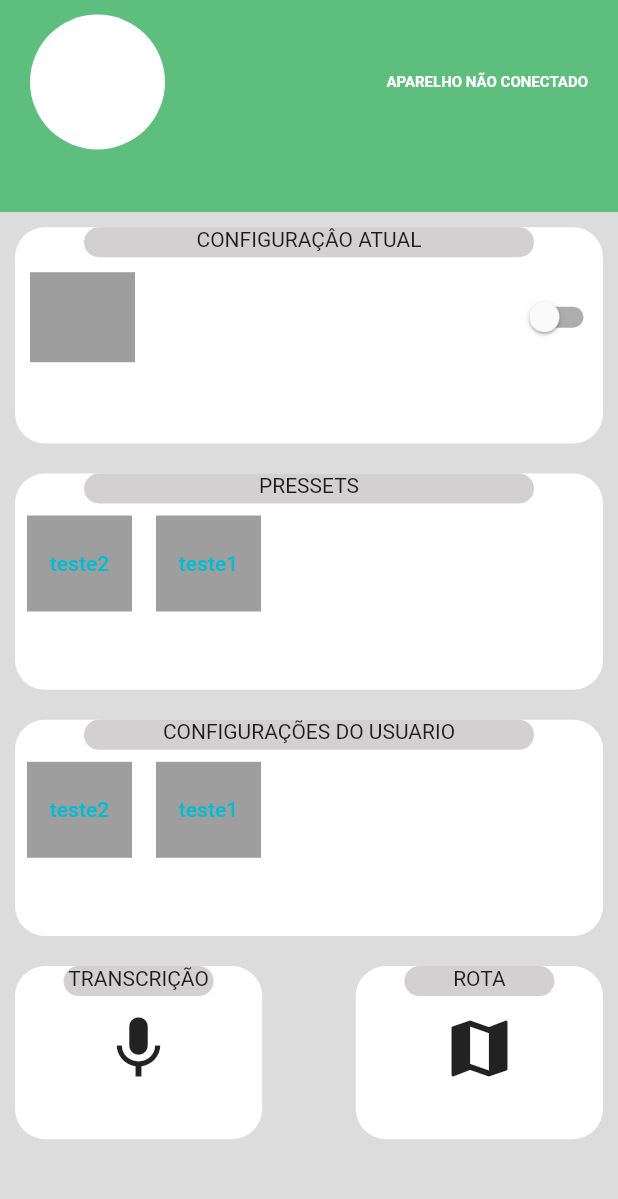
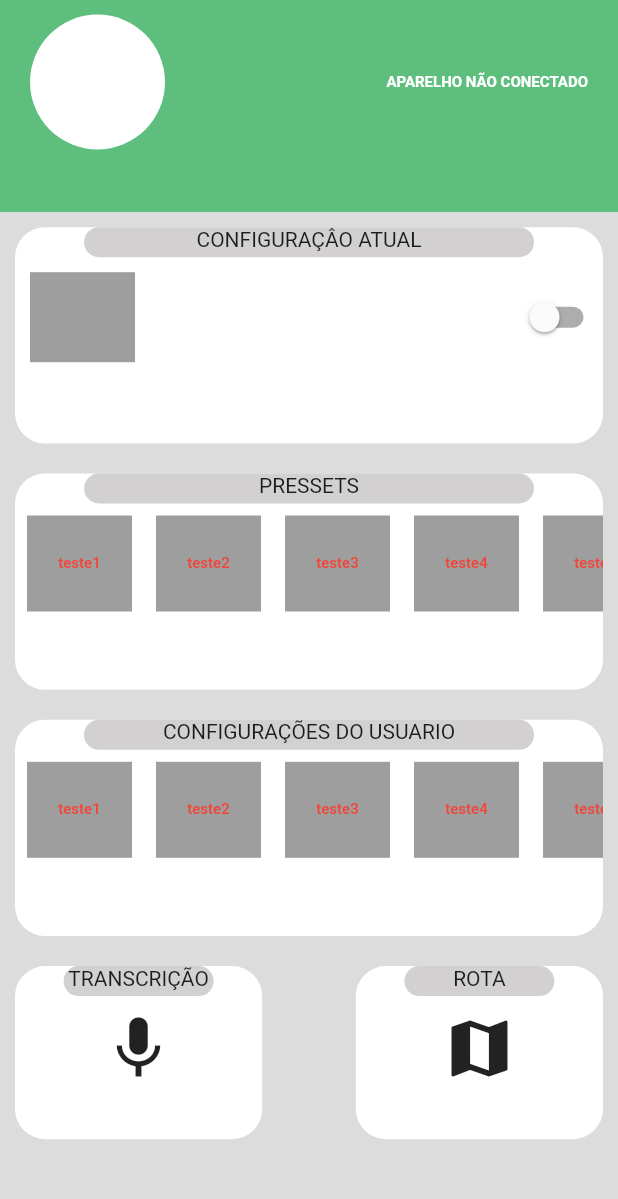
Before and after one commit to ViniDuarte1/UNIAUDI, a Flutter app: the screen it shows after launch, on a phone screen of 412 x 824 dp, the part 35-1234 px from its top. Run offline on Flutter 3.47's test engine with Material 2 defaults, Android fonts, the phone set to English and light mode, and no system bars; our stand-ins replace get.

Commit message:
limpeza de codigo

```diff
--- a/lib/components/option/listoption.dart
+++ b/lib/components/option/listoption.dart
@@ -1,15 +1,10 @@
 import 'package:flutter/material.dart';
-import 'package:uniaudi/modules/widgets/MyInfo/info.dart';
 import 'package:provider/provider.dart';
-
 import '../../controller/config_controller.dart';
 
 class ListOption extends StatefulWidget {
   const ListOption({super.key, required this.nome});
   final String nome;
-//  final Function callback;
-
-
 
   @override
   State<ListOption> createState() => _ListOptionState();
@@ -33,9 +28,14 @@ class _ListOptionState extends State<ListOption> {
           onPressed: () {
             configController.selectconfig(widget.nome);
           },
-          child: Text(widget.nome),
+          child: Text(widget.nome,
+          style: const TextStyle(
+            color: Colors.red,
+            fontSize: 10,
+          ),
         ),
       ),
+    ),
     );
   }
 }
--- a/lib/home_page.dart
+++ b/lib/home_page.dart
@@ -1,13 +1,11 @@
 import 'package:flutter/material.dart';
-import 'package:provider/provider.dart';
-import 'package:uniaudi/controller/config_controller.dart';
 import 'package:uniaudi/modules/widgets/MyList/MyList.dart';
 import 'modules/widgets/MyInfo/info.dart';
 import 'modules/widgets/rota/rota.dart';
 import 'modules/widgets/transcricao/transcricao.dart';
 
 class HomePage extends StatefulWidget {
-  HomePage({super.key});
+  const HomePage({super.key});
 
   @override
   State<HomePage> createState() => _HomePageState();
@@ -37,7 +35,7 @@ class _HomePageState extends State<HomePage> {
           Container(
               height: MediaQuery.of(context).size.height * 0.20,
               width: MediaQuery.of(context).size.width,
-              color: Color.fromARGB(255, 93, 190, 125),
+              color: const Color.fromARGB(255, 93, 190, 125),
               child: Column(
                 children: [
                   Row(
@@ -58,7 +56,7 @@ class _HomePageState extends State<HomePage> {
                     mainAxisAlignment: MainAxisAlignment.spaceBetween,
                     children: [
                       Padding(
-                        padding: EdgeInsets.only(left: 20),
+                        padding: const EdgeInsets.only(left: 20),
                         child: Column(
                           children: [
                             const SizedBox(
@@ -102,20 +100,20 @@ class _HomePageState extends State<HomePage> {
           Container(
             height: MediaQuery.of(context).size.height * 0.80,
             width: MediaQuery.of(context).size.width,
-            color: Color.fromARGB(179, 209, 207, 207),
+            color: const Color.fromARGB(179, 209, 207, 207),
             child: Column(
               children: [
                 MyInfo(),
-                MyList(
+                const MyList(
                   texttitle: 'PRESSETS',
                 ),
-                MyList(
+                const MyList(
                   texttitle: 'CONFIGURAÇÕES DO USUARIO',
                 ),
                 //TESTE DE BOTAO
                 Row(
                   mainAxisAlignment: MainAxisAlignment.spaceBetween,
-                  children: [
+                  children: const [
                     Transcricao(),
                     Rota(),
                   ],
--- a/lib/main.dart
+++ b/lib/main.dart
@@ -1,12 +1,8 @@
-import 'dart:developer';
-
 import 'package:flutter/material.dart';
 import 'package:get/get.dart';
 import 'package:provider/provider.dart';
 import 'package:uniaudi/controller/config_controller.dart';
 import 'package:uniaudi/home_page.dart';
-import 'package:uniaudi/modules/autenticacao/login_page.dart';
-
 
 
 void main() {
@@ -39,7 +35,7 @@ class MyApp extends StatelessWidget {
       ),
        initialRoute: '/home',
       routes: {
-        '/home': (context) =>  HomePage(),
+        '/home': (context) =>  const HomePage(),
       }
     );
   }
--- a/lib/modules/autenticacao/login_page.dart
+++ b/lib/modules/autenticacao/login_page.dart
@@ -37,7 +37,7 @@ class LoginPage extends StatelessWidget {
               height: 118,
             ),
             Container(
-              color: Color.fromARGB(198, 1, 188, 152),
+              color: const Color.fromARGB(198, 1, 188, 152),
               child: SizedBox(
                 width: 700,
                 child: Padding(
@@ -130,7 +130,7 @@ class MyInputTextLogin extends StatelessWidget {
         //label: Text('E-mail'),
         hintText: hintText,
         labelStyle: const TextStyle(color: Colors.blueGrey),
-        prefixIcon: Icon(icon, color: Color.fromARGB(198, 1, 188, 152),),
+        prefixIcon: Icon(icon, color: const Color.fromARGB(198, 1, 188, 152),),
       ),
     );
   }
--- a/lib/modules/widgets/MyInfo/info.dart
+++ b/lib/modules/widgets/MyInfo/info.dart
@@ -40,7 +40,7 @@ class _MyInfoState extends State<MyInfo> {
                   width: 300,
                   decoration: BoxDecoration(
                     borderRadius: BorderRadius.circular(20),
-                    color: Color.fromARGB(153, 180, 177, 177),
+                    color: const Color.fromARGB(153, 180, 177, 177),
                   ),
                   child: const Text(
                     "CONFIGURAÇÂO ATUAL",
@@ -75,8 +75,8 @@ class _MyInfoState extends State<MyInfo> {
                       onChanged: (value) {
                         setState(() {
                           isSwitched = value;
-                          print(isSwitched);
-                        });
+                        //  print(isSwitched);
+                        },);
                       },
                       activeTrackColor: Colors.lightGreenAccent,
                       activeColor: Colors.green,
--- a/lib/modules/widgets/MyList/MyList.dart
+++ b/lib/modules/widgets/MyList/MyList.dart
@@ -1,15 +1,13 @@
 import 'package:flutter/material.dart';
-import 'package:provider/provider.dart';
-import 'package:uniaudi/controller/config_controller.dart';
 import '../../../components/option/listoption.dart';
 
-
 class MyList extends StatefulWidget {
-  MyList({Key? key, required this.texttitle,}) : super(key: key);
+  const MyList({
+    Key? key,
+    required this.texttitle,
+  }) : super(key: key);
 
   final String texttitle;
-
-
 
   @override
   State<MyList> createState() => _MyListState();
@@ -18,11 +16,10 @@ class MyList extends StatefulWidget {
 class _MyListState extends State<MyList> {
   String stringASerMostradaNoSegundoWidget = '';
 
-
   @override
   Widget build(BuildContext context) {
 
-    final configController = Provider.of<ConfigController>(context);
+    final List<String> nomes = ['teste1', 'teste2', 'teste3', 'teste4', 'teste5', 'teste6'];
 
     return Padding(
       padding: const EdgeInsets.all(10),
@@ -44,7 +41,7 @@ class _MyListState extends State<MyList> {
                   width: 300,
                   decoration: BoxDecoration(
                     borderRadius: BorderRadius.circular(20),
-                    color: Color.fromARGB(153, 180, 177, 177),
+                    color:const Color.fromARGB(153, 180, 177, 177),
                   ),
                   child: Text(
                     widget.texttitle,
@@ -58,29 +55,9 @@ class _MyListState extends State<MyList> {
   height: 80,
   child: ListView(
     scrollDirection: Axis.horizontal,
-                children: const [
-                   ListOption(
-                    nome: 'teste2',
-                    // callback: (String nome) {
-                    //   setState(() {
-                    //     //stringASerMostradaNoSegundoWidget = nome;
-                    //     //configController.selectconfig(nome);
-                    //   });
-                    // },
+    children: nomes.map((nome) => ListOption(nome: nome)).toList(),
   ),
-                   ListOption(
-                    nome: 'teste1',
-                    // callback: (String nome) {
-                    //   setState(() {
-                    //    // stringASerMostradaNoSegundoWidget = nome;
-                    //    //configController.selectconfig(nome);
-                    //   },
-                    //   );
-                    // },
-                  ),
-                ],
-              ),
-            ),
+)
           ],
         ),
       ),
--- a/lib/modules/widgets/botao/mybutton.dart
+++ b/lib/modules/widgets/botao/mybutton.dart
@@ -1,6 +1,5 @@
 import 'package:flutter/material.dart';
-import 'package:flutter/src/widgets/framework.dart';
-import 'package:flutter/src/widgets/placeholder.dart';
+
 
 class MyButton extends StatelessWidget {
   const MyButton(
--- a/lib/modules/widgets/rota/rota.dart
+++ b/lib/modules/widgets/rota/rota.dart
@@ -30,19 +30,19 @@ class _RotaState extends State<Rota> {
                                   width: 100,
                                   decoration: BoxDecoration(
                                     borderRadius: BorderRadius.circular(20),
-                                    color: Color.fromARGB(153, 180, 177, 177),
+                                    color:const Color.fromARGB(153, 180, 177, 177),
                                   ),
-                                  child: Text(
+                                  child:const Text(
                                     "ROTA",
                                     textAlign: TextAlign.center,
                                   ),
                                 ),
                               ],
                             ),
-                            SizedBox(
+                            const SizedBox(
                               height: 10,
                             ),
-                            Icon(
+                            const Icon(
                               Icons.map,
                               size: 50,
                             ),
--- a/lib/modules/widgets/transcricao/transcricao.dart
+++ b/lib/modules/widgets/transcricao/transcricao.dart
@@ -31,19 +31,19 @@ class _TranscricaoState extends State<Transcricao> {
                                   width: 100,
                                   decoration: BoxDecoration(
                                     borderRadius: BorderRadius.circular(20),
-                                    color: Color.fromARGB(153, 180, 177, 177),
+                                    color: const Color.fromARGB(153, 180, 177, 177),
                                   ),
-                                  child: Text(
+                                  child: const Text(
                                     "TRANSCRIÇÃO",
                                     textAlign: TextAlign.center,
                                   ),
                                 ),
                               ],
                             ),
-                            SizedBox(
+                            const SizedBox(
                               height: 10,
                             ),
-                            Icon(
+                            const Icon(
                               Icons.mic,
                               size: 50,
                             ),
```
Lines whose indentation alone changed are shown as unchanged.
